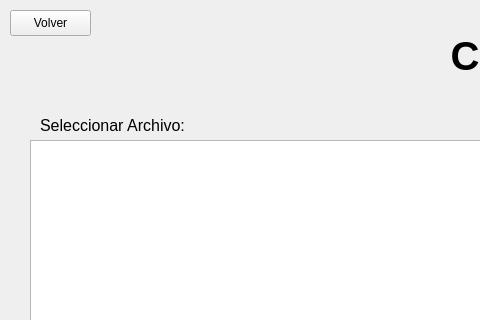
Before: the Qt Designer form Ventanas/showFilePanel.ui in Fxzerh/HuffmanCode, drawn with Qt 5; both pictures show x 0 to 480 and y 0 to 320 of the 1280 by 720 pixel window.
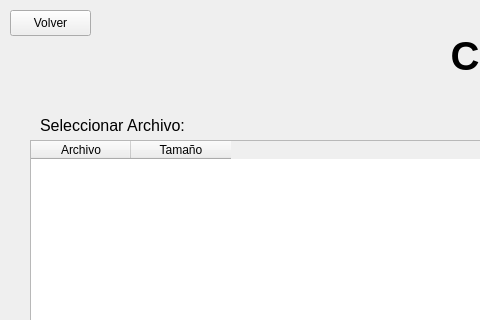
After: the same form once the commit is applied.

Commit message: Listo la implementacion del panel "Comparar Archivos"

```diff
--- a/Ventanas/showFilePanel.ui
+++ b/Ventanas/showFilePanel.ui
@@ -63,6 +63,16 @@
      <height>521</height>
     </rect>
    </property>
+   <column>
+    <property name="text">
+     <string>Archivo</string>
+    </property>
+   </column>
+   <column>
+    <property name="text">
+     <string>Tamaño</string>
+    </property>
+   </column>
   </widget>
   <widget class="QTextEdit" name="textFileO">
    <property name="geometry">
```
The commit also changes 5 other files.
